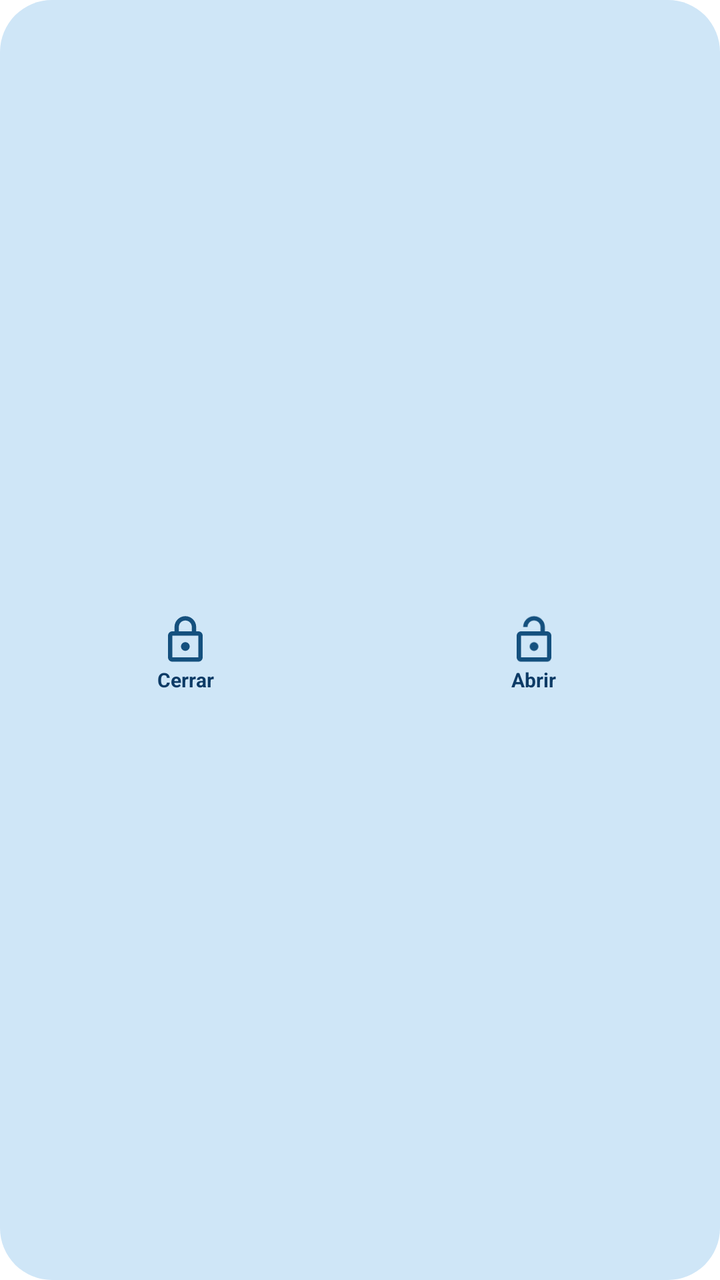
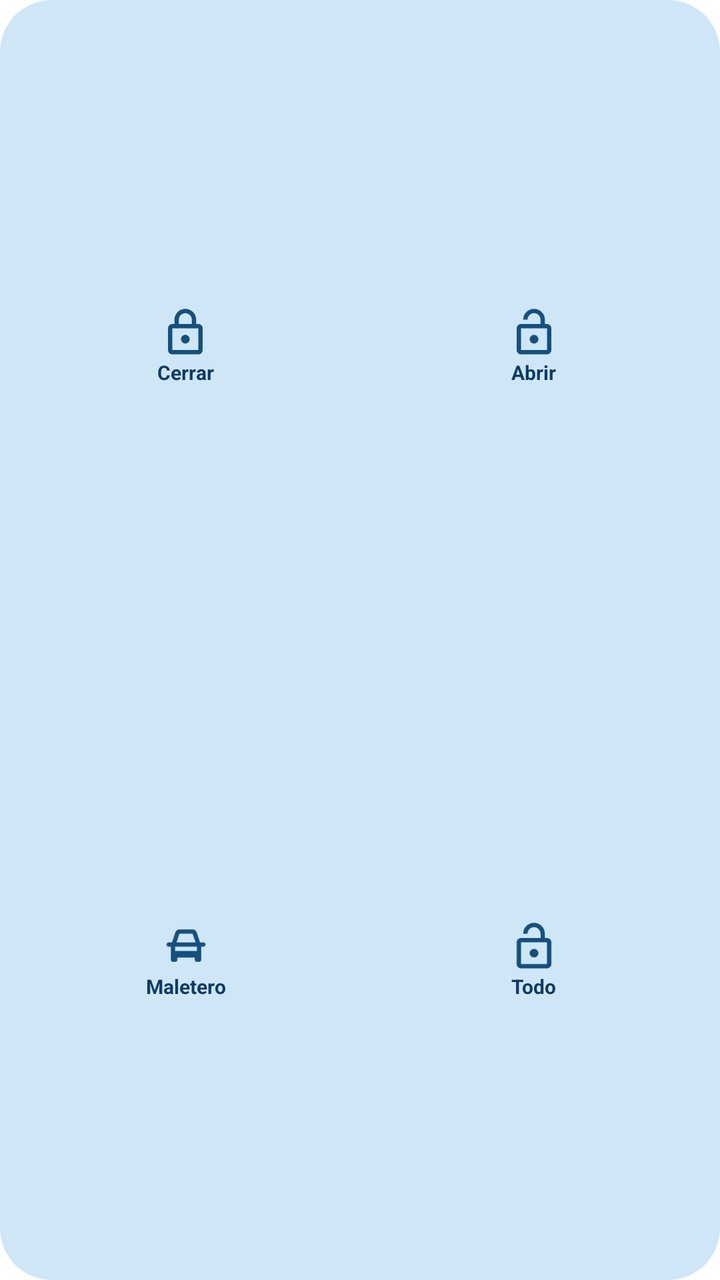

The first picture is an Android layout as it rendered before a commit; the second is the same layout after the commit. The layout source and the unified diff follow.
<!-- AndroidManifest.xml: fallback theme Theme.MaterialComponents.DayNight.NoActionBar -->
<!-- res/layout/lock_widget.xml -->
<?xml version="1.0" encoding="utf-8"?>
<LinearLayout xmlns:android="http://schemas.android.com/apk/res/android"
    android:layout_width="match_parent"
    android:layout_height="match_parent"
    android:orientation="vertical"
    android:background="@drawable/qw_bg"
    android:padding="6dp">

    <TextView
        android:id="@+id/lw_status"
        android:layout_width="match_parent"
        android:layout_height="wrap_content"
        android:maxLines="1"
        android:ellipsize="end"
        android:text=""
        android:textColor="#5B87AC"
        android:textSize="10sp" />

    <LinearLayout
        android:layout_width="match_parent"
        android:layout_height="0dp"
        android:layout_weight="1"
        android:orientation="horizontal"
        android:baselineAligned="false">

        <FrameLayout
            android:id="@+id/lw_btn_lock"
            android:layout_width="0dp"
            android:layout_height="match_parent"
            android:layout_weight="1"
            android:foreground="?android:attr/selectableItemBackground"
            android:clickable="true"
            android:focusable="true">

            <LinearLayout
                android:layout_width="wrap_content"
                android:layout_height="wrap_content"
                android:layout_gravity="center"
                android:orientation="vertical"
                android:gravity="center_horizontal">

                <ImageView
                    android:layout_width="26dp"
                    android:layout_height="26dp"
                    android:src="@drawable/qw_ic_lock"
                    android:contentDescription="Cerrar" />

                <TextView
                    android:layout_width="wrap_content"
                    android:layout_height="wrap_content"
                    android:text="Cerrar"
                    android:textColor="#0D3B66"
                    android:textStyle="bold"
                    android:textSize="10sp" />
            </LinearLayout>
        </FrameLayout>

        <FrameLayout
            android:id="@+id/lw_btn_unlock"
            android:layout_width="0dp"
            android:layout_height="match_parent"
            android:layout_weight="1"
            android:foreground="?android:attr/selectableItemBackground"
            android:clickable="true"
            android:focusable="true">

            <LinearLayout
                android:layout_width="wrap_content"
                android:layout_height="wrap_content"
                android:layout_gravity="center"
                android:orientation="vertical"
                android:gravity="center_horizontal">

                <ImageView
                    android:layout_width="26dp"
                    android:layout_height="26dp"
                    android:src="@drawable/qw_ic_unlock"
                    android:contentDescription="Abrir" />

                <TextView
                    android:layout_width="wrap_content"
                    android:layout_height="wrap_content"
                    android:text="Abrir"
                    android:textColor="#0D3B66"
                    android:textStyle="bold"
                    android:textSize="10sp" />
            </LinearLayout>
        </FrameLayout>
    </LinearLayout>
</LinearLayout>
<!-- resources referenced by this layout -->
<resources>
  <!-- drawable qw_bg (drawable) -->
  <?xml version="1.0" encoding="utf-8"?>
  <shape xmlns:android="http://schemas.android.com/apk/res/android" android:shape="rectangle">
      <solid android:color="#CFE6F7" />
      <corners android:radius="26dp" />
  </shape>
  <!-- drawable qw_ic_lock (drawable) -->
  <vector xmlns:android="http://schemas.android.com/apk/res/android"
      android:width="24dp" android:height="24dp" android:viewportWidth="24" android:viewportHeight="24">
      <path android:fillColor="#14507E" android:pathData="M18,8h-1V6c0,-2.76 -2.24,-5 -5,-5S7,3.24 7,6v2H6c-1.1,0 -2,0.9 -2,2v10c0,1.1 0.9,2 2,2h12c1.1,0 2,-0.9 2,-2V10c0,-1.1 -0.9,-2 -2,-2zM9,6c0,-1.66 1.34,-3 3,-3s3,1.34 3,3v2H9V6zM18,20H6V10h12v10zM12,17c1.1,0 2,-0.9 2,-2s-0.9,-2 -2,-2 -2,0.9 -2,2 0.9,2 2,2z"/>
  </vector>
  <!-- drawable qw_ic_unlock (drawable) -->
  <vector xmlns:android="http://schemas.android.com/apk/res/android"
      android:width="24dp" android:height="24dp" android:viewportWidth="24" android:viewportHeight="24">
      <path android:fillColor="#14507E" android:pathData="M12,17c1.1,0 2,-0.9 2,-2s-0.9,-2 -2,-2 -2,0.9 -2,2 0.9,2 2,2zM18,8h-1V6c0,-2.76 -2.24,-5 -5,-5S7,3.24 7,6h2c0,-1.66 1.34,-3 3,-3s3,1.34 3,3v2H6c-1.1,0 -2,0.9 -2,2v10c0,1.1 0.9,2 2,2h12c1.1,0 2,-0.9 2,-2V10c0,-1.1 -0.9,-2 -2,-2zM18,20H6V10h12v10z"/>
  </vector>
</resources>

<!-- the commit's change to res/layout/lock_widget.xml (unified diff, before → after) -->
@@ -20,71 +20,136 @@
         android:layout_width="match_parent"
         android:layout_height="0dp"
         android:layout_weight="1"
-        android:orientation="horizontal"
-        android:baselineAligned="false">
+        android:orientation="vertical">
 
-        <FrameLayout
-            android:id="@+id/lw_btn_lock"
-            android:layout_width="0dp"
-            android:layout_height="match_parent"
+        <LinearLayout
+            android:layout_width="match_parent"
+            android:layout_height="0dp"
             android:layout_weight="1"
-            android:foreground="?android:attr/selectableItemBackground"
-            android:clickable="true"
-            android:focusable="true">
+            android:orientation="horizontal">
 
-            <LinearLayout
-                android:layout_width="wrap_content"
-                android:layout_height="wrap_content"
-                android:layout_gravity="center"
-                android:orientation="vertical"
-                android:gravity="center_horizontal">
-
-                <ImageView
-                    android:layout_width="26dp"
-                    android:layout_height="26dp"
-                    android:src="@drawable/qw_ic_lock"
-                    android:contentDescription="Cerrar" />
-
-                <TextView
+            <FrameLayout
+                android:id="@+id/lw_btn_lock"
+                android:layout_width="0dp"
+                android:layout_height="match_parent"
+                android:layout_weight="1"
+                android:foreground="?android:attr/selectableItemBackground"
+                android:clickable="true"
+                android:focusable="true">
+                <LinearLayout
                     android:layout_width="wrap_content"
                     android:layout_height="wrap_content"
-                    android:text="Cerrar"
-                    android:textColor="#0D3B66"
-                    android:textStyle="bold"
-                    android:textSize="10sp" />
-            </LinearLayout>
-        </FrameLayout>
+                    android:layout_gravity="center"
+                    android:orientation="vertical"
+                    android:gravity="center_horizontal">
+                    <ImageView
+                        android:layout_width="26dp"
+                        android:layout_height="26dp"
+                        android:src="@drawable/qw_ic_lock"
+                        android:contentDescription="Cerrar" />
+                    <TextView
+                        android:layout_width="wrap_content"
+                        android:layout_height="wrap_content"
+                        android:text="Cerrar"
+                        android:textColor="#0D3B66"
+                        android:textStyle="bold"
+                        android:textSize="10sp" />
+                </LinearLayout>
+            </FrameLayout>
 
-        <FrameLayout
-            android:id="@+id/lw_btn_unlock"
-            android:layout_width="0dp"
-            android:layout_height="match_parent"
-            android:layout_weight="1"
-            android:foreground="?android:attr/selectableItemBackground"
-            android:clickable="true"
-            android:focusable="true">
-
-            <LinearLayout
-                android:layout_width="wrap_content"
-                android:layout_height="wrap_content"
-                android:layout_gravity="center"
-                android:orientation="vertical"
-                android:gravity="center_horizontal">
-
-                <ImageView
-                    android:layout_width="26dp"
-                    android:layout_height="26dp"
-                    android:src="@drawable/qw_ic_unlock"
-                    android:contentDescription="Abrir" />
-
-                <TextView
+            <FrameLayout
+                android:id="@+id/lw_btn_unlock"
+                android:layout_width="0dp"
+                android:layout_height="match_parent"
+                android:layout_weight="1"
+                android:foreground="?android:attr/selectableItemBackground"
+                android:clickable="true"
+                android:focusable="true">
+                <LinearLayout
                     android:layout_width="wrap_content"
                     android:layout_height="wrap_content"
-                    android:text="Abrir"
-                    android:textColor="#0D3B66"
-                    android:textStyle="bold"
-                    android:textSize="10sp" />
-            </LinearLayout>
-        </FrameLayout>
+                    android:layout_gravity="center"
+                    android:orientation="vertical"
+                    android:gravity="center_horizontal">
+                    <ImageView
+                        android:layout_width="26dp"
+                        android:layout_height="26dp"
+                        android:src="@drawable/qw_ic_unlock"
+                        android:contentDescription="Abrir" />
+                    <TextView
+                        android:layout_width="wrap_content"
+                        android:layout_height="wrap_content"
+                        android:text="Abrir"
+                        android:textColor="#0D3B66"
+                        android:textStyle="bold"
+                        android:textSize="10sp" />
+                </LinearLayout>
+            </FrameLayout>
+        </LinearLayout>
+
+        <LinearLayout
+            android:layout_width="match_parent"
+            android:layout_height="0dp"
+            android:layout_weight="1"
+            android:orientation="horizontal">
+
+            <FrameLayout
+                android:id="@+id/lw_btn_trunk"
+                android:layout_width="0dp"
+                android:layout_height="match_parent"
+                android:layout_weight="1"
+                android:foreground="?android:attr/selectableItemBackground"
+                android:clickable="true"
+                android:focusable="true">
+                <LinearLayout
+                    android:layout_width="wrap_content"
+                    android:layout_height="wrap_content"
+                    android:layout_gravity="center"
+                    android:orientation="vertical"
+                    android:gravity="center_horizontal">
+                    <ImageView
+                        android:layout_width="26dp"
+                        android:layout_height="26dp"
+                        android:src="@drawable/qw_ic_trunk"
+                        android:contentDescription="Maletero" />
+                    <TextView
+                        android:layout_width="wrap_content"
+                        android:layout_height="wrap_content"
+                        android:text="Maletero"
+                        android:textColor="#0D3B66"
+                        android:textStyle="bold"
+                        android:textSize="10sp" />
+                </LinearLayout>
+            </FrameLayout>
+
+            <FrameLayout
+                android:id="@+id/lw_btn_openall"
+                android:layout_width="0dp"
+                android:layout_height="match_parent"
+                android:layout_weight="1"
+                android:foreground="?android:attr/selectableItemBackground"
+                android:clickable="true"
+                android:focusable="true">
+                <LinearLayout
+                    android:layout_width="wrap_content"
+                    android:layout_height="wrap_content"
+                    android:layout_gravity="center"
+                    android:orientation="vertical"
+                    android:gravity="center_horizontal">
+                    <ImageView
+                        android:layout_width="26dp"
+                        android:layout_height="26dp"
+                        android:src="@drawable/qw_ic_openall"
+                        android:contentDescription="Abrir todo" />
+                    <TextView
+                        android:layout_width="wrap_content"
+                        android:layout_height="wrap_content"
+                        android:text="Todo"
+                        android:textColor="#0D3B66"
+                        android:textStyle="bold"
+                        android:textSize="10sp" />
+                </LinearLayout>
+            </FrameLayout>
+        </LinearLayout>
     </LinearLayout>
 </LinearLayout>
<!-- resource entries referenced after the edit -->
@@ -11,6 +11,16 @@
       android:width="24dp" android:height="24dp" android:viewportWidth="24" android:viewportHeight="24">
       <path android:fillColor="#14507E" android:pathData="M18,8h-1V6c0,-2.76 -2.24,-5 -5,-5S7,3.24 7,6v2H6c-1.1,0 -2,0.9 -2,2v10c0,1.1 0.9,2 2,2h12c1.1,0 2,-0.9 2,-2V10c0,-1.1 -0.9,-2 -2,-2zM9,6c0,-1.66 1.34,-3 3,-3s3,1.34 3,3v2H9V6zM18,20H6V10h12v10zM12,17c1.1,0 2,-0.9 2,-2s-0.9,-2 -2,-2 -2,0.9 -2,2 0.9,2 2,2z"/>
   </vector>
+  <!-- drawable qw_ic_openall (drawable) -->
+  <vector xmlns:android="http://schemas.android.com/apk/res/android"
+      android:width="24dp" android:height="24dp" android:viewportWidth="24" android:viewportHeight="24">
+      <path android:fillColor="#14507E" android:pathData="M12,17c1.1,0 2,-0.9 2,-2s-0.9,-2 -2,-2 -2,0.9 -2,2 0.9,2 2,2zM18,8h-1V6c0,-2.76 -2.24,-5 -5,-5S7,3.24 7,6h2c0,-1.66 1.34,-3 3,-3s3,1.34 3,3v2H6c-1.1,0 -2,0.9 -2,2v10c0,1.1 0.9,2 2,2h12c1.1,0 2,-0.9 2,-2V10c0,-1.1 -0.9,-2 -2,-2zM18,20H6V10h12v10z"/>
+  </vector>
+  <!-- drawable qw_ic_trunk (drawable) -->
+  <vector xmlns:android="http://schemas.android.com/apk/res/android"
+      android:width="24dp" android:height="24dp" android:viewportWidth="24" android:viewportHeight="24">
+      <path android:fillColor="#14507E" android:pathData="M20,10h-1.5l-1.6,-4.6C16.7,4.6 15.9,4 15,4H9c-0.9,0 -1.7,0.6 -1.9,1.4L5.5,10H4c-0.55,0 -1,0.45 -1,1s0.45,1 1,1h1v6c0,0.55 0.45,1 1,1h1c0.55,0 1,-0.45 1,-1v-1h8v1c0,0.55 0.45,1 1,1h1c0.55,0 1,-0.45 1,-1v-6h1c0.55,0 1,-0.45 1,-1s-0.45,-1 -1,-1zM9,6h6l1.4,4H7.6L9,6zM17,14H7v-2h10v2z"/>
+  </vector>
   <!-- drawable qw_ic_unlock (drawable) -->
   <vector xmlns:android="http://schemas.android.com/apk/res/android"
       android:width="24dp" android:height="24dp" android:viewportWidth="24" android:viewportHeight="24">
